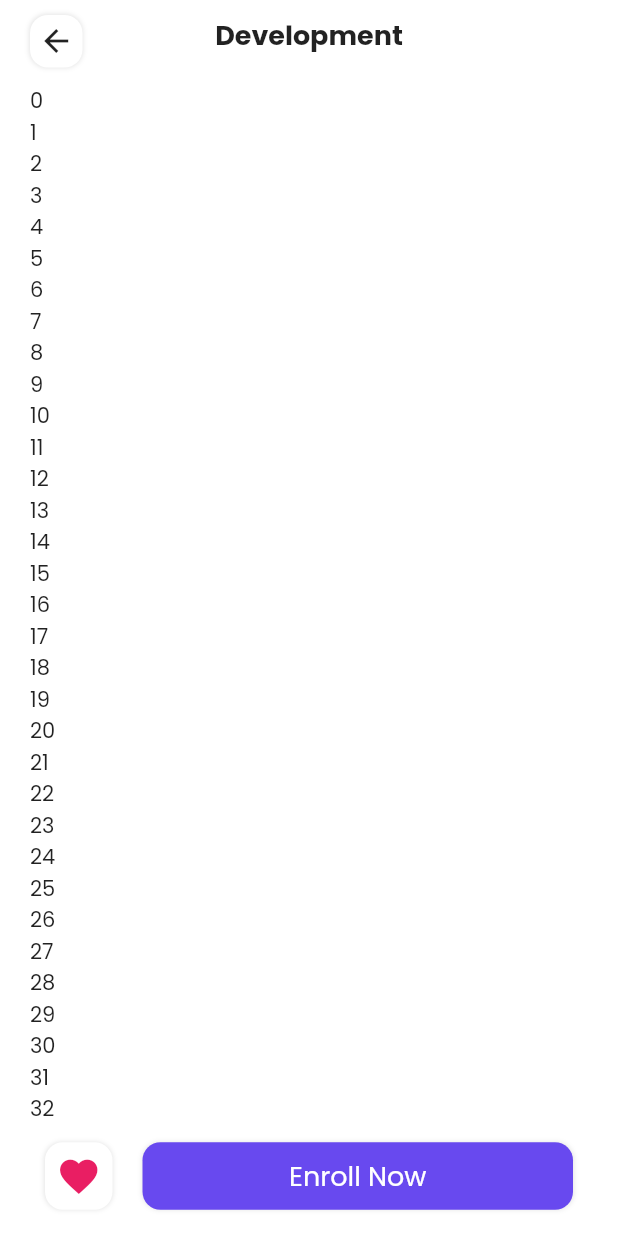
After one commit to indjec/Education-App, a Flutter app: the screen it shows after launch, after a tap on "Accounting", on a phone screen of 412 x 824 dp. The commit adds this screen. Run offline on Flutter 3.47's test engine with Material 2 defaults, Android fonts, the phone set to English and light mode, and no system bars.

Commit message:
Details Screen bottom sheet added

```diff
--- a/lib/main.dart
+++ b/lib/main.dart
@@ -1,5 +1,4 @@
 import 'package:education_app/screens/base_screen.dart';
-import 'package:education_app/screens/home_screen.dart';
 import 'package:flutter/material.dart';
 
 void main() {
--- /dev/null
+++ b/lib/screens/details_screen.dart
@@ -0,0 +1,160 @@
+import 'package:education_app/constants/color.dart';
+import 'package:flutter/material.dart';
+import 'package:flutter/services.dart';
+
+class DetailsScreen extends StatefulWidget {
+  const DetailsScreen({Key? key}) : super(key: key);
+
+  @override
+  _DetailsScreenState createState() => _DetailsScreenState();
+}
+
+class _DetailsScreenState extends State<DetailsScreen> {
+  @override
+  Widget build(BuildContext context) {
+    return AnnotatedRegion<SystemUiOverlayStyle>(
+      value: SystemUiOverlayStyle.dark,
+      child: Scaffold(
+        backgroundColor: Colors.white,
+        body: SafeArea(
+          child: Padding(
+            padding: const EdgeInsets.symmetric(horizontal: 20.0, vertical: 10),
+            child: Column(
+              children: [
+                IntrinsicHeight(
+                  child: Stack(
+                    children: const [
+                      Align(
+                          child: Text(
+                        'Development',
+                        style: TextStyle(
+                          fontWeight: FontWeight.w700,
+                          fontSize: 18,
+                        ),
+                      )),
+                      Positioned(
+                        left: 0,
+                        child: CustomIconButton(
+                          child: Icon(Icons.arrow_back),
+                          height: 35,
+                          width: 35,
+                        ),
+                      ),
+                    ],
+                  ),
+                ),
+                const SizedBox(
+                  height: 20,
+                ),
+                Expanded(
+                  child: ListView.builder(
+                    shrinkWrap: true,
+                    itemCount: 1000,
+                    itemBuilder: (contex, index) {
+                      return Text("$index");
+                    },
+                  ),
+                )
+              ],
+            ),
+          ),
+        ),
+        bottomSheet: BottomSheet(
+            onClosing: () {},
+            backgroundColor: Colors.white,
+            enableDrag: false,
+            builder: (context) {
+              return const SizedBox(
+                height: 80,
+                child: EnrollBottomSheet(),
+              );
+            }),
+      ),
+    );
+  }
+}
+
+class EnrollBottomSheet extends StatefulWidget {
+  const EnrollBottomSheet({Key? key}) : super(key: key);
+
+  @override
+  _EnrollBottomSheetState createState() => _EnrollBottomSheetState();
+}
+
+class _EnrollBottomSheetState extends State<EnrollBottomSheet> {
+  @override
+  Widget build(BuildContext context) {
+    return Padding(
+      padding: const EdgeInsets.symmetric(horizontal: 30.0),
+      child: Row(
+        children: const [
+          CustomIconButton(
+            height: 45,
+            width: 45,
+            child: Icon(
+              Icons.favorite,
+              color: Colors.pink,
+              size: 30,
+            ),
+          ),
+          SizedBox(
+            width: 20,
+          ),
+          Expanded(
+            child: CustomIconButton(
+              color: kPrimaryColor,
+              height: 45,
+              width: 45,
+              child: Text(
+                "Enroll Now",
+                style: TextStyle(
+                  color: Colors.white,
+                  fontSize: 18,
+                ),
+              ),
+            ),
+          )
+        ],
+      ),
+    );
+  }
+}
+
+class CustomIconButton extends StatelessWidget {
+  final Widget child;
+  final double height;
+  final double width;
+  final Color? color;
+
+  const CustomIconButton({
+    Key? key,
+    required this.child,
+    required this.height,
+    required this.width,
+    this.color = Colors.white,
+  }) : super(key: key);
+
+  @override
+  Widget build(BuildContext context) {
+    return Ink(
+      child: InkWell(
+        borderRadius: BorderRadius.circular(12),
+        child: Center(child: child),
+        onTap: () {},
+      ),
+      height: height,
+      width: width,
+      decoration: BoxDecoration(
+        color: color,
+        borderRadius: BorderRadius.circular(12),
+        boxShadow: [
+          BoxShadow(
+            color: Colors.black.withOpacity(.1),
+            blurRadius: 2.0,
+            spreadRadius: .05,
+          ), //BoxShadow
+        ],
+      ),
+    );
+  }
+}
--- a/lib/screens/featuerd_screen.dart
+++ b/lib/screens/featuerd_screen.dart
@@ -1,5 +1,6 @@
 import 'package:education_app/constants/color.dart';
 import 'package:education_app/models/category.dart';
+import 'package:education_app/screens/details_screen.dart';
 import 'package:education_app/widgets/circle_button.dart';
 import 'package:flutter/material.dart';
 import 'package:flutter/services.dart';
@@ -76,7 +77,34 @@ class Body extends StatelessWidget {
             mainAxisSpacing: 24,
           ),
           itemBuilder: (context, index) {
-            return Container(
+            return CategoryCard(
+              category: categoryList[index],
+            );
+          },
+          itemCount: categoryList.length,
+        ),
+      ],
+    );
+  }
+}
+
+class CategoryCard extends StatelessWidget {
+  final Category category;
+  const CategoryCard({
+    Key? key,
+    required this.category,
+  }) : super(key: key);
+
+  @override
+  Widget build(BuildContext context) {
+    return GestureDetector(
+      onTap: () => Navigator.push(
+        context,
+        MaterialPageRoute(
+          builder: (context) => const DetailsScreen(),
+        ),
+      ),
+      child: Container(
         padding: const EdgeInsets.all(10),
         decoration: BoxDecoration(
           color: Colors.white,
@@ -95,22 +123,18 @@ class Body extends StatelessWidget {
             Align(
               alignment: Alignment.topRight,
               child: Image.asset(
-                      categoryList[index].thumbnail,
+                category.thumbnail,
                 height: 120,
               ),
             ),
             const SizedBox(
               height: 10,
             ),
-                  Text(categoryList[index].name),
+            Text(category.name),
             const Text("20 courses"),
           ],
         ),
-            );
-          },
-          itemCount: categoryList.length,
       ),
-      ],
     );
   }
 }
--- a/lib/screens/home_screen.dart
+++ /dev/null
@@ -1,15 +0,0 @@
-import 'package:flutter/material.dart';
-
-class HomeScreen extends StatefulWidget {
-  const HomeScreen({Key? key}) : super(key: key);
-
-  @override
-  _HomeScreenState createState() => _HomeScreenState();
-}
-
-class _HomeScreenState extends State<HomeScreen> {
-  @override
-  Widget build(BuildContext context) {
-    return Scaffold();
-  }
-}
```
Lines whose indentation alone changed are shown as unchanged.
